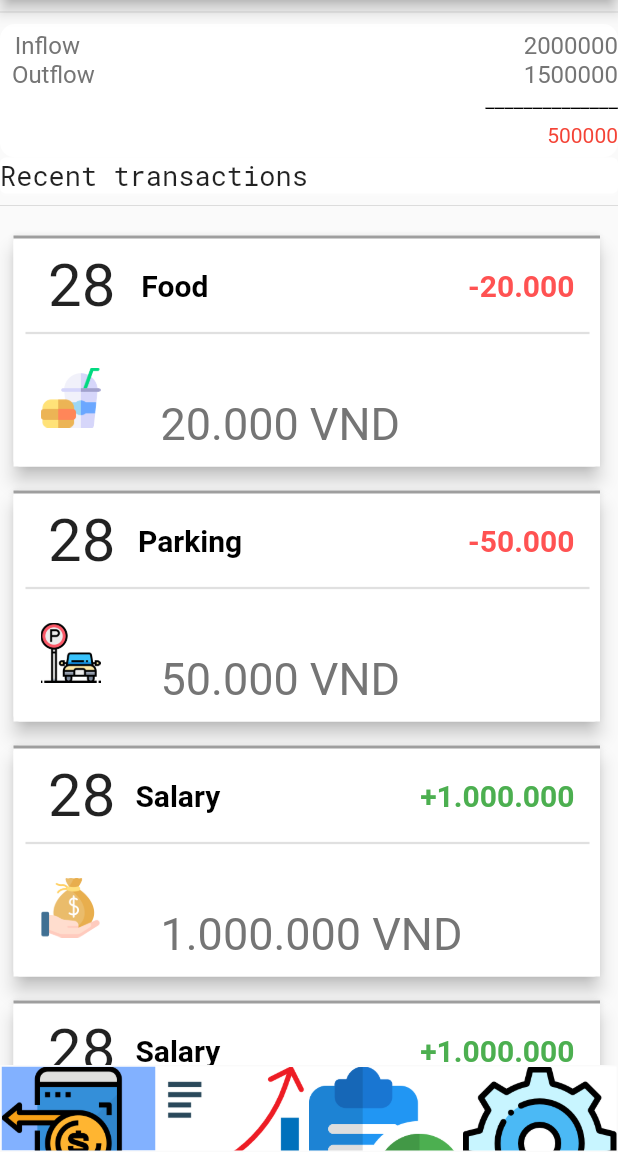
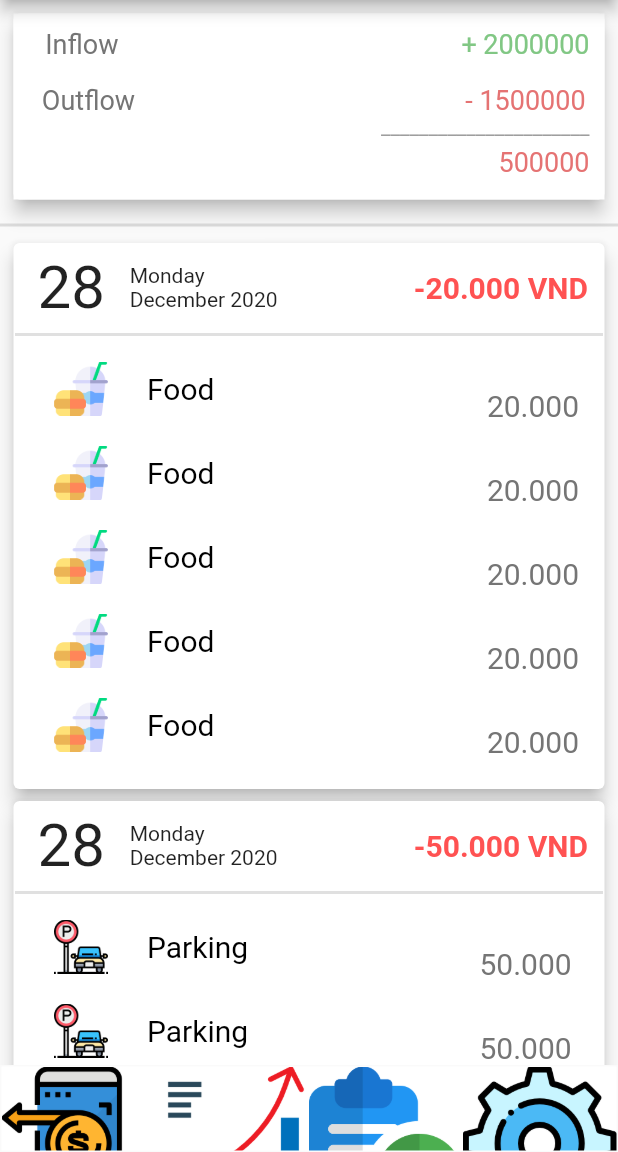
Before and after one commit to hieuvts/money_manager, a Flutter app: the screen it shows after launch, on a phone screen of 412 x 824 dp, the part 84-1236 px from its top. Run offline on Flutter 3.47's test engine with Material 2 defaults, Android fonts, the phone set to English and light mode, and no system bars; drawn by our look-alikes of flutter_snake_navigationbar; our stand-ins replace charts_flutter, convex_bottom_bar, pie_chart, splashscreen.

Commit message:
#6.4
Redesign Recent Transactions page

```diff
--- /dev/null
+++ b/lib/core/monthToString.dart
@@ -0,0 +1,59 @@
+import 'package:intl/intl.dart';
+
+class DateTimeToMonth {
+  static const monthToString = <String>[
+    'Tháng 1',
+    'Tháng 2',
+    'Tháng 3',
+    'Tháng 4',
+    'Tháng 5',
+    'Tháng 6',
+    'Tháng 7',
+    'Tháng 8',
+    'Tháng 9',
+    'Tháng 10',
+    'Tháng 11',
+    'Tháng 12',
+  ];
+}
+
+class DateTimeToDate {
+  DateTime now = new DateTime(2018, 6, 26);
+}
+
+String date(DateTime tm) {
+  DateTime today = new DateTime.now();
+  Duration oneDay = new Duration(days: 1);
+  Duration twoDay = new Duration(days: 2);
+  Duration oneWeek = new Duration(days: 7);
+  String month;
+
+  Duration difference = today.difference(tm);
+
+  if (difference.compareTo(oneDay) < 1) {
+    return "today";
+  } else if (difference.compareTo(twoDay) < 1) {
+    return "yesterday";
+  } else if (difference.compareTo(oneWeek) < 1) {
+    switch (tm.weekday) {
+      case 1:
+        return "monday";
+      case 2:
+        return "tuesday";
+      case 3:
+        return "wednesday";
+      case 4:
+        return "thursday";
+      case 5:
+        return "friday";
+      case 6:
+        return "saturday";
+      case 7:
+        return "sunday";
+    }
+  } else if (tm.year == today.year) {
+    return '${tm.day} $month';
+  } else {
+    return '${tm.day} $month ${tm.year}';
+  }
+}
--- a/lib/core/transactionExampleData.dart
+++ b/lib/core/transactionExampleData.dart
@@ -7,49 +7,49 @@ class TransactionData {
       'icon': 'images/burger.png',
       'change': '-20.000',
       'changeColor': Colors.redAccent,
-      'value': '20.000 VND',
+      'value': '20.000',
     },
     {
       'name': 'Parking',
       'icon': 'images/parking.png',
       'change': '-50.000',
       'changeColor': Colors.redAccent,
-      'value': '50.000 VND'
+      'value': '50.000  '
     },
     {
       'name': 'Salary',
       'icon': 'images/salary.png',
       'change': '+1.000.000',
       'changeColor': Colors.green,
-      'value': '1.000.000 VND'
+      'value': '1.000.000  '
     },
     {
       'name': 'Salary',
       'icon': 'images/salary.png',
       'change': '+1.000.000',
       'changeColor': Colors.green,
-      'value': '1.000.000 VND'
+      'value': '1.000.000  '
     },
     {
       'name': 'Salary',
       'icon': 'images/salary.png',
       'change': '+1.000.000',
       'changeColor': Colors.green,
-      'value': '1.000.000 VND'
+      'value': '1.000.000  '
     },
     {
       'name': 'Salary',
       'icon': 'images/salary.png',
       'change': '+1.000.000',
       'changeColor': Colors.green,
-      'value': '1.000.000 VND'
+      'value': '1.000.000  '
     },
     {
       'name': 'Salary',
       'icon': 'images/salary.png',
       'change': '+1.000.000',
       'changeColor': Colors.green,
-      'value': '1.000.000 VND'
+      'value': '1.000.000  '
     },
   ];
 }
--- a/lib/main.dart
+++ b/lib/main.dart
@@ -66,9 +66,9 @@ class _PageControllerState extends State<PageController> {
       ),
       body: _pages[_selectedPage],
       bottomNavigationBar: SnakeNavigationBar.color(
-        //behaviour: SnakeBarBehaviour.pinned,
+        behaviour: SnakeBarBehaviour.pinned,
         padding: EdgeInsets.all(1),
-        snakeShape: SnakeShape.rectangle,
+        snakeShape: SnakeShape.circle,
         snakeViewColor: Colors.blueAccent[100],
         currentIndex: _selectedPage,
         onTap: onItemTapped,
--- a/lib/ui/modules/customWidget/customCardView.dart
+++ b/lib/ui/modules/customWidget/customCardView.dart
@@ -1,5 +1,7 @@
 import 'package:flutter/material.dart';
 import 'package:money_manager/core/transactionExampleData.dart';
+import 'package:money_manager/core/monthToString.dart';
+import 'package:intl/intl.dart';
 
 DateTime now = DateTime.now();
 
@@ -17,28 +19,22 @@ class RecentTransaction extends StatelessWidget {
                 itemCount: transactionData.length,
                 itemBuilder: (context, index) {
                   return Container(
-                    padding: EdgeInsets.fromLTRB(5, 8, 8, 0),
-                    height: 170, //Chiều cao của mỗi card
+                    //padding: EdgeInsets.fromLTRB(5, 8, 8, 0),
+                    padding: EdgeInsets.symmetric(horizontal: 5),
+                    height: 372, //Chiều cao của mỗi card
                     width: double.maxFinite,
                     child: Card(
                       elevation: 5,
                       child: Container(
-                        decoration: BoxDecoration(
-                          border: Border(
-                            top: BorderSide(width: 2.0, color: Colors.grey),
-                          ),
-                          color: Colors.white,
-                        ),
                         child: Padding(
-                          padding: EdgeInsets.all(7),
+                          padding: EdgeInsets.all(1),
                           child: Stack(children: <Widget>[
                             Align(
                               alignment: Alignment.centerRight,
                               child: Stack(
                                 children: <Widget>[
                                   Padding(
-                                      padding: const EdgeInsets.only(
-                                          left: 1, top: 1),
+                                      padding: const EdgeInsets.only(top: 5),
                                       child: Column(
                                         children: <Widget>[
                                           Row(
@@ -46,13 +42,25 @@ class RecentTransaction extends StatelessWidget {
                                               dateOfTransaction(
                                                   now.day.toString()),
                                               Spacer(
+                                                flex: 2,
+                                              ),
+                                              Column(
+                                                crossAxisAlignment:
+                                                    CrossAxisAlignment.start,
+                                                children: [
+                                                  Text(DateFormat.EEEE().format(
+                                                      new DateTime.now())),
+                                                  Text(DateFormat.yMMMM()
+                                                      .format(
+                                                          new DateTime.now())),
+                                                ],
+                                              ),
+                                              Spacer(
                                                 flex: 1,
                                               ),
                                               SizedBox(
                                                 height: 10,
                                               ),
-                                              nameOfTransaction(
-                                                  transactionData[index]),
                                               Spacer(
                                                 flex: 10,
                                               ),
@@ -64,19 +72,38 @@ class RecentTransaction extends StatelessWidget {
                                             ],
                                           ),
                                           Divider(
-                                            thickness: 1.5,
+                                            thickness: 2.0,
                                           ),
                                           Row(
                                             mainAxisAlignment:
                                                 MainAxisAlignment.start,
                                             children: <Widget>[
-                                              SizedBox(
-                                                  height: 50,
-                                                  width: 50,
-                                                  child: iconTypeOfTransaction(
-                                                      transactionData[index])),
-                                              transactionAmount(
-                                                  transactionData[index]),
+                                              Container(
+                                                height: 290,
+                                                width: MediaQuery.of(context)
+                                                        .size
+                                                        .width -
+                                                    20,
+                                                child: ListView.builder(
+                                                    itemCount: 9,
+                                                    itemBuilder:
+                                                        (context1, index1) {
+                                                      return ListTile(
+                                                        leading:
+                                                            iconTypeOfTransaction(
+                                                                transactionData[
+                                                                    index]),
+                                                        title:
+                                                            nameOfTransaction(
+                                                                transactionData[
+                                                                    index]),
+                                                        trailing:
+                                                            transactionAmount(
+                                                                transactionData[
+                                                                    index]),
+                                                      );
+                                                    }),
+                                              )
                                             ],
                                           ),
                                         ],
@@ -96,14 +123,28 @@ class RecentTransaction extends StatelessWidget {
     );
   }
 
-  Widget dateOfTransaction(date) {
+  Widget dateOfTransaction(data) {
     return Padding(
         padding: const EdgeInsets.only(left: 15.0),
         child: Align(
           alignment: Alignment.centerLeft,
           child: Text(
-            date,
+            data,
             style: TextStyle(fontSize: 40),
+          ),
+        ));
+  }
+
+  Widget monthOfTransaction(data) {
+    final getMonth = DateTimeToMonth.monthToString;
+    return Padding(
+        padding: const EdgeInsets.only(left: 15.0),
+        child: Align(
+          alignment: Alignment.centerLeft,
+          child: Text(
+            getMonth[data -
+                1], //Tháng từ 1-12 tuy nhiên hàm monthToString xác định từ index 0 tới 11
+            style: TextStyle(fontSize: 15),
           ),
         ));
   }
@@ -114,8 +155,7 @@ class RecentTransaction extends StatelessWidget {
       child: RichText(
         text: TextSpan(
           text: '${data['name']}',
-          style: TextStyle(
-              fontWeight: FontWeight.bold, color: Colors.black, fontSize: 20),
+          style: TextStyle(color: Colors.black, fontSize: 20),
         ),
       ),
     );
@@ -126,7 +166,7 @@ class RecentTransaction extends StatelessWidget {
       alignment: Alignment.topRight,
       child: RichText(
         text: TextSpan(
-          text: '${data['change']}',
+          text: '${data['change']} VND',
           style: TextStyle(
               fontWeight: FontWeight.bold,
               color: data['changeColor'],
@@ -138,29 +178,22 @@ class RecentTransaction extends StatelessWidget {
 
   Widget iconTypeOfTransaction(data) {
     return Padding(
-      padding: const EdgeInsets.only(left: 10.0),
-      child: Image.asset(data['icon']),
+      padding: const EdgeInsets.all(10.0),
+      child: Image.asset(
+        data['icon'],
+        fit: BoxFit.fitHeight,
+      ),
     );
   }
 
   Widget transactionAmount(data) {
-    return Align(
-      alignment: Alignment.topLeft,
-      child: Padding(
-        padding: const EdgeInsets.only(left: 40.0),
-        child: Row(
-          children: <Widget>[
-            RichText(
-              textAlign: TextAlign.left,
-              text: TextSpan(
-                text: '\n${data['value']}',
-                style: TextStyle(
-                  color: Colors.grey[600],
-                  fontSize: 30,
-                ),
-              ),
-            ),
-          ],
+    return RichText(
+      textAlign: TextAlign.center,
+      text: TextSpan(
+        text: '\n${data['value']}',
+        style: TextStyle(
+          color: Colors.grey[600],
+          fontSize: 20,
         ),
       ),
     );
--- a/lib/ui/modules/page/transactionPage.dart
+++ b/lib/ui/modules/page/transactionPage.dart
@@ -15,26 +15,13 @@ class _TransactionPageState extends State<TransactionPage> {
       fit: StackFit.expand,
       children: <Widget>[
         Column(children: [
-          Divider(),
-          Container(child: IncomeAndOutcome()),
-          //Padding(padding: EdgeInsets.only(bottom: 10)),
           Container(
-            decoration: BoxDecoration(
-                color: Colors.white,
-                borderRadius: BorderRadius.circular(4),
-                boxShadow: [
-                  BoxShadow(
-                    color: Colors.white12,
-                    offset: Offset(0, 2),
-                  )
-                ]),
-            alignment: Alignment.topLeft,
-            child: Text(
-              "Recent transactions",
-              style: TextStyle(fontFamily: "RobotoLight", fontSize: 18),
-            ),
+              padding: EdgeInsets.all(5),
+              child: Card(elevation: 5, child: IncomeAndOutcome())),
+
+          Divider(
+            thickness: 2,
           ),
-          Divider(),
           Expanded(child: RecentTransaction()), //CustomCardView
         ]),
       ],
@@ -54,10 +41,10 @@ class _IncomeAndOutcomeState extends State<IncomeAndOutcome> {
   @override
   Widget build(BuildContext context) {
     return Container(
-        padding: EdgeInsets.only(top: 5),
+        padding: EdgeInsets.all(10),
         decoration: BoxDecoration(
           color: Colors.white,
-          borderRadius: BorderRadius.circular(10),
+          borderRadius: BorderRadius.circular(0),
         ),
         child: Container(
             alignment: Alignment.center,
@@ -69,21 +56,23 @@ class _IncomeAndOutcomeState extends State<IncomeAndOutcome> {
                     children: [
                       Text(
                         'Inflow',
-                        style: TextStyle(fontSize: 16, color: Colors.grey[600]),
+                        style: TextStyle(fontSize: 18, color: Colors.grey[600]),
                       ),
+                      Divider(),
                       Text('  Outflow',
                           style:
-                              TextStyle(fontSize: 16, color: Colors.grey[600]))
+                              TextStyle(fontSize: 18, color: Colors.grey[600]))
                     ],
                   ),
                   Column(
                     children: [
-                      Text(_inflow.toString(),
+                      Text('+ ' + _inflow.toString(),
+                          style: TextStyle(
+                              fontSize: 18, color: Colors.green[300])),
+                      Divider(),
+                      Text('- ' + _outflow.toString(),
                           style:
-                              TextStyle(fontSize: 16, color: Colors.grey[600])),
-                      Text(_outflow.toString(),
-                          style:
-                              TextStyle(fontSize: 16, color: Colors.grey[600]))
+                              TextStyle(fontSize: 18, color: Colors.red[300]))
                     ],
                   ),
                 ],
@@ -92,8 +81,8 @@ class _IncomeAndOutcomeState extends State<IncomeAndOutcome> {
                 mainAxisAlignment: MainAxisAlignment.end,
                 children: [
                   Text(
-                    "______________",
-                    style: TextStyle(color: Colors.black),
+                    "______________________",
+                    style: TextStyle(color: Colors.grey),
                   )
                 ],
               ),
@@ -103,7 +92,7 @@ class _IncomeAndOutcomeState extends State<IncomeAndOutcome> {
                   new Padding(padding: EdgeInsets.all(15)),
                   Text(
                     _sum.toString(),
-                    style: TextStyle(color: Colors.red),
+                    style: TextStyle(color: Colors.red[300], fontSize: 18),
                   )
                 ],
               )
--- a/pubspec.yaml
+++ b/pubspec.yaml
@@ -18,6 +18,7 @@ dependencies:
   pie_chart: ^4.0.1
   sqflite: ^1.3.0
   flutter_snake_navigationbar: ^0.4.2
+  intl: ^0.16.1
 
   # The following adds the Cupertino Icons font to your application.
   # Use with the CupertinoIcons class for iOS style icons.
```
Also changed, not shown: 1 other file.
